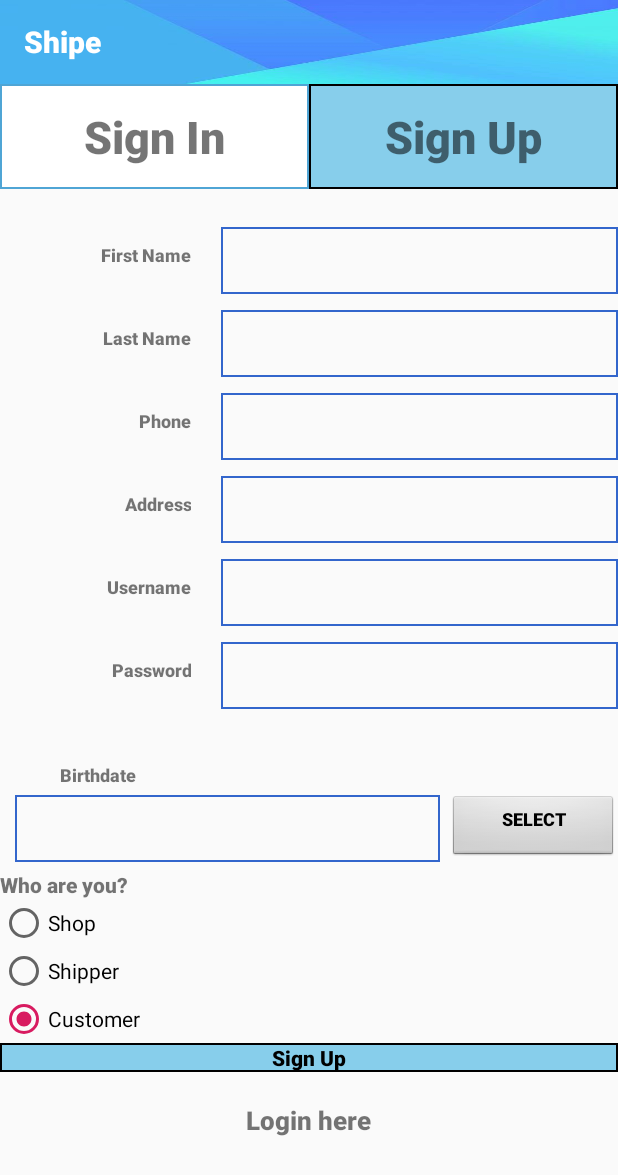
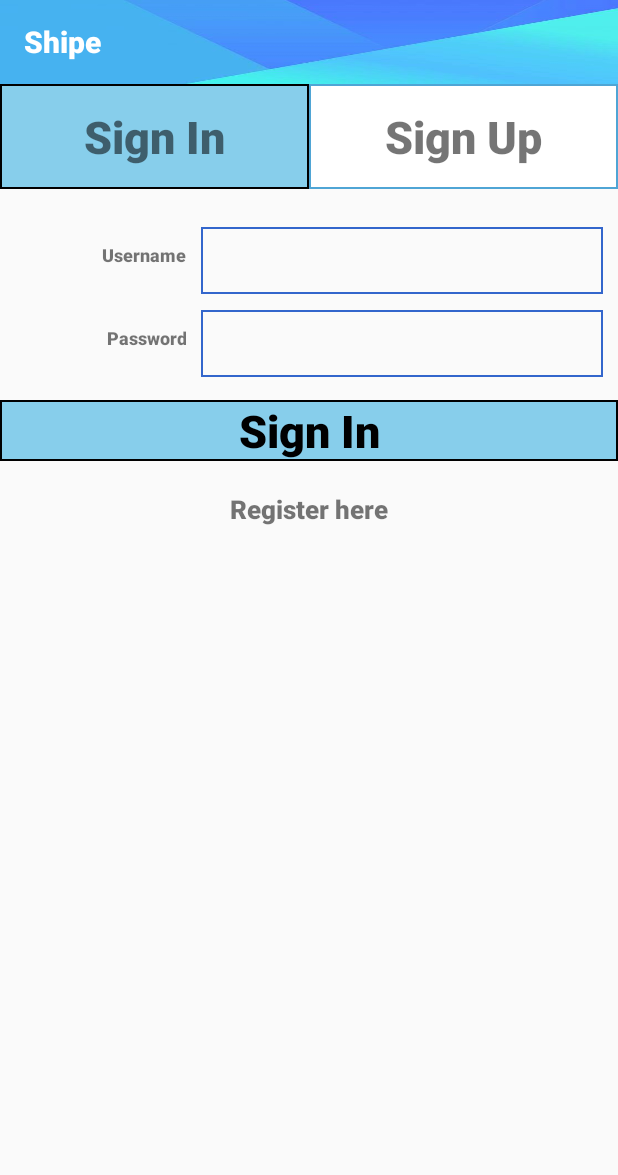
Before and after one commit to thaidatdh/android-cq2017-33-ttthinh-group03, an Android app: the Register screen opened directly, with no data from a screen before it, after a tap on "Sign Up", on a phone screen of 412 x 824 dp. Shown: the top 1175 px of the screen. Run offline under Robolectric (Android 15) with nearby library versions, the phone set to English and light mode, and no system bars.

Commit message:
chỉnh chút

```diff
--- a/app/src/main/java/com/hcmus/DAO/UserDao.java
+++ b/app/src/main/java/com/hcmus/DAO/UserDao.java
@@ -84,4 +84,6 @@ public class UserDao {
         }
         return false;
     }
+
+
 }
--- a/app/src/main/java/com/hcmus/DTO/UserDto.java
+++ b/app/src/main/java/com/hcmus/DTO/UserDto.java
@@ -26,7 +26,7 @@ public class UserDto {
       this.phone = phone;
       this.created_date = created_date;
    }
-   public UserDto( String username, String password, String firstName, String lastName, String birthDate, String address, String phone,String userType) {
+   public UserDto( String username, String password, String firstName, String lastName, String birthDate, String address, String phone,String userType,String created_date) {
       this.user_type = userType;
       this.username = username;
       this.password = password;
@@ -35,6 +35,8 @@ public class UserDto {
       this.birth_date = birthDate;
       this.address = address;
       this.phone = phone;
+      this.created_date = created_date;
+
    }
    public int getUserId() {
       return user_id;
--- a/app/src/main/java/com/hcmus/shipe/Register.java
+++ b/app/src/main/java/com/hcmus/shipe/Register.java
@@ -23,6 +23,7 @@ import org.json.JSONObject;
 
 import java.text.SimpleDateFormat;
 import java.util.Calendar;
+import java.util.Date;
 
 public class Register extends AppCompatActivity implements View.OnClickListener{
 
@@ -74,8 +75,17 @@ public class Register extends AppCompatActivity implements View.OnClickListener{
                 int selectedUserType=radUserType.getCheckedRadioButtonId();
                 String usertype=((RadioButton)findViewById(selectedUserType)).getText().toString();
 
-                UserDto userDto=new UserDto(username,password,fname,lname,birthdate,address,phone,usertype);
+                //Lay ngay hien tai
+                SimpleDateFormat simpleDateFormat=new SimpleDateFormat("yyyy-MM-dd hh:mm:ss");
+                String currentDateTime=simpleDateFormat.format(new Date());
+
+                //Tao userDto
+                UserDto userDto=new UserDto(username,password,fname,lname,birthdate,address,phone,usertype,currentDateTime);
+
+                //Dua thong tin user vao database
                 UserDao.Insert(userDto);
+
+                startActivity(new Intent(this, Login.class));
 
                 break;
             case R.id.txtvLogin:
--- a/app/src/main/res/layout/activity_insert_items.xml
+++ b/app/src/main/res/layout/activity_insert_items.xml
@@ -178,7 +178,7 @@
                     android:text="Category : " />
 
                 <Spinner
-                    android:id="@+id/spnInsertItem"
+                    android:id="@+id/spnCategoryItem"
                     android:layout_width="0dp"
                     android:layout_height="match_parent"
                     android:layout_weight="3.7"
--- a/app/src/main/res/layout/activity_login.xml
+++ b/app/src/main/res/layout/activity_login.xml
@@ -107,6 +107,8 @@
         android:layout_width="match_parent"
         android:layout_height="wrap_content"
         android:text="Sign In"
+        android:textSize="30dp"
+
         android:background="@drawable/sign"
         android:id="@+id/btnSignIn"
         />
--- a/app/src/main/res/layout/activity_register.xml
+++ b/app/src/main/res/layout/activity_register.xml
@@ -324,6 +324,7 @@
                 android:layout_height="wrap_content"
                 android:text="Sign Up"
                 android:id="@+id/btnSignUp"
+                android:textSize="30dp"
                 android:background="@drawable/sign"
                 />
             <TextView
--- a/app/src/main/res/values/strings.xml
+++ b/app/src/main/res/values/strings.xml
@@ -49,8 +49,8 @@
     <string name="G">Getting</string>
     <string name="O">On-Going</string>
     <string name="C">Completed</string>
-    <string name="customer">Customer:</string>
-    <string name="shipper">Shipper:</string>
+    <string name="Customer">Customer:</string>
+    <string name="Shipper">Shipper:</string>
     <string name="description">Description:</string>
     <string name="created">Created Date:</string>
     <string name="delivery">Delivery Date:</string>
```
Also changed, not shown: app/src/main/java/com/hcmus/shipe/InsertItems.java (+6 -6 lines), app/src/main/java/com/hcmus/shipe/Login.java (+15 -18 lines).
